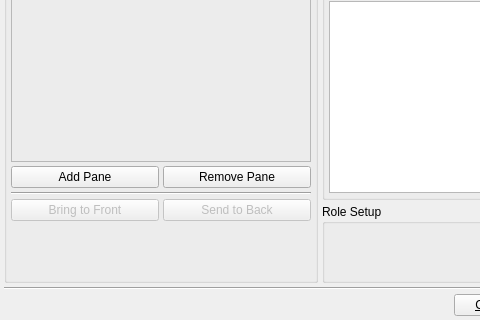
Above: src/gui/editviewlayout.ui from trisyoungs/uchroma before the change; both pictures show x 0 to 480 and y 193 to 513 of the 622 by 513 pixel window. Below: the same form after it.
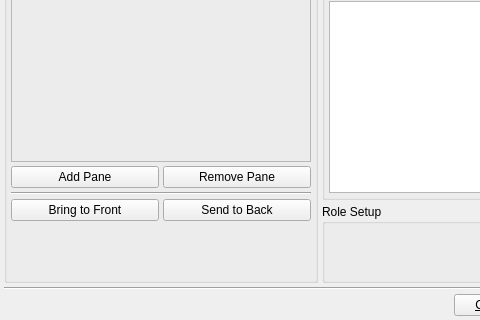
That is the form after the change. Icons and pictures are not drawn. Custom widgets are drawn as their Qt base class.

The edit to the form file:
```diff
--- a/src/gui/editviewlayout.ui
+++ b/src/gui/editviewlayout.ui
@@ -210,7 +210,7 @@
           <item row="2" column="0">
            <widget class="QPushButton" name="PaneBringToFrontButton">
             <property name="enabled">
-             <bool>false</bool>
+             <bool>true</bool>
             </property>
             <property name="text">
              <string>Bring to Front</string>
@@ -220,7 +220,7 @@
           <item row="2" column="1">
            <widget class="QPushButton" name="PaneSendToBackButton">
             <property name="enabled">
-             <bool>false</bool>
+             <bool>true</bool>
             </property>
             <property name="text">
              <string>Send to Back</string>
```
